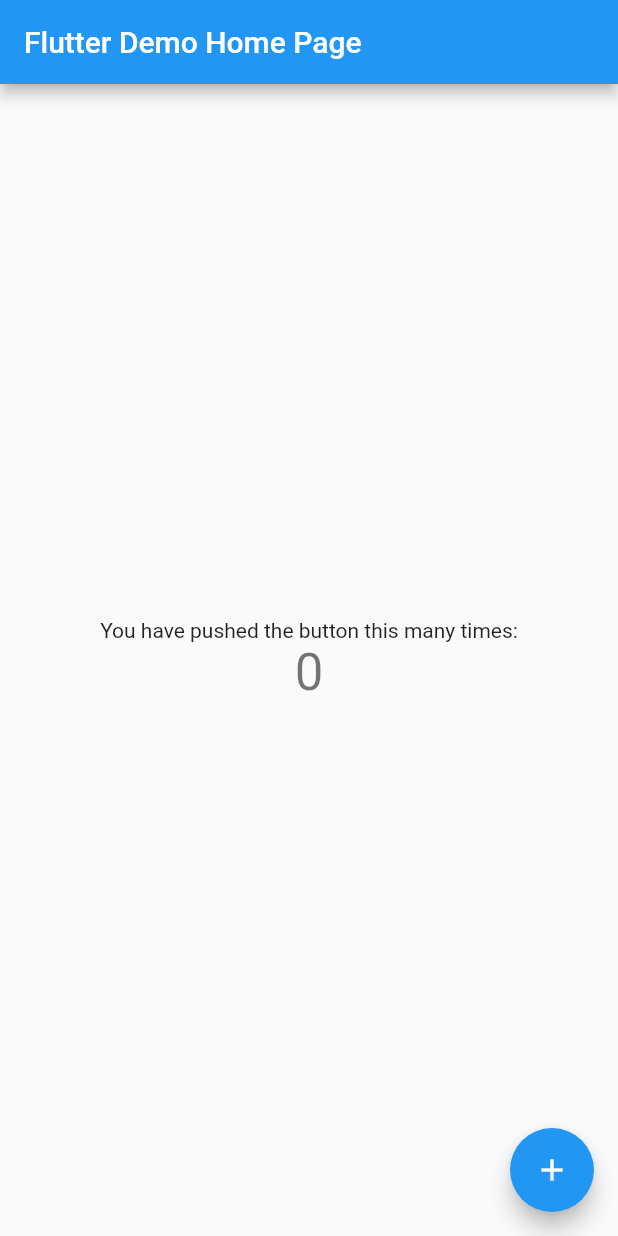
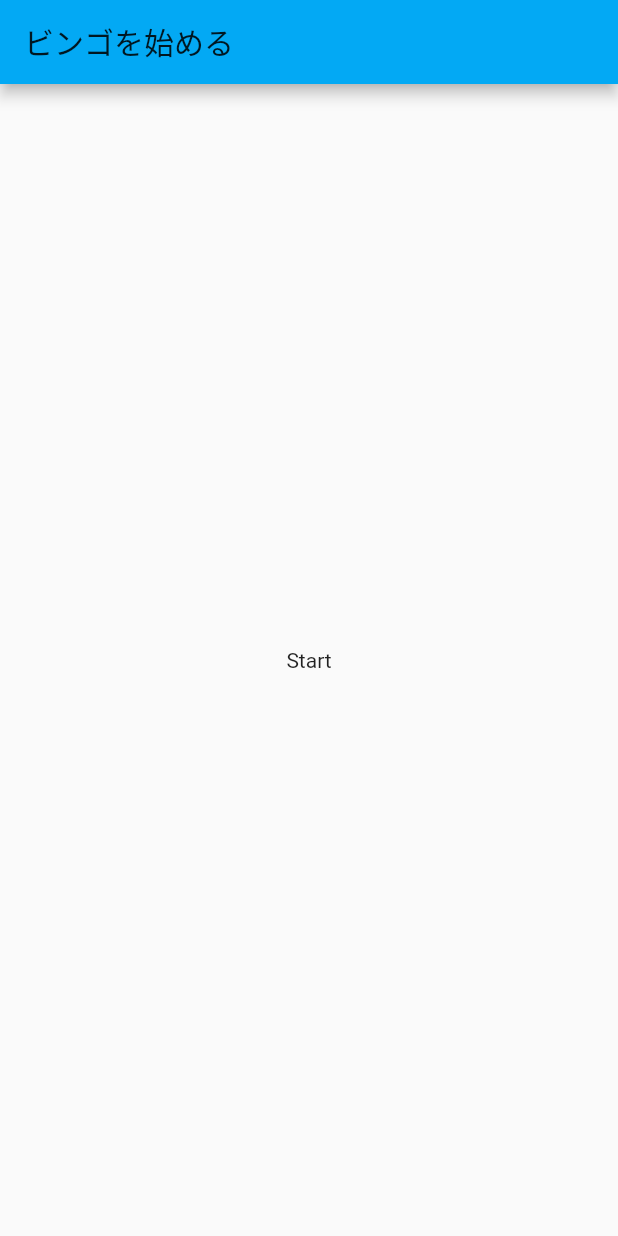
Before and after one commit to 0si43/bingo, a Flutter app: the screen it shows after launch, on a phone screen of 412 x 824 dp. Run offline on Flutter 3.47's test engine with Material 2 defaults, Android fonts, the phone set to English and light mode, and no system bars.

Commit message:
Hello World状態にした

```diff
--- a/lib/main.dart
+++ b/lib/main.dart
@@ -1,113 +1,35 @@
+// Copyright 2018 The Flutter team. All rights reserved.
+// Use of this source code is governed by a BSD-style license that can be
+// found in the LICENSE file.
+
 import 'package:flutter/material.dart';
 
-void main() {
-  runApp(MyApp());
-}
+void main() => runApp(MyApp());
 
 class MyApp extends StatelessWidget {
-  // This widget is the root of your application.
   @override
   Widget build(BuildContext context) {
     return MaterialApp(
-      title: 'Flutter Demo',
+      title: 'bingo',
       theme: ThemeData(
-        // This is the theme of your application.
-        //
-        // Try running your application with "flutter run". You'll see the
-        // application has a blue toolbar. Then, without quitting the app, try
-        // changing the primarySwatch below to Colors.green and then invoke
-        // "hot reload" (press "r" in the console where you ran "flutter run",
-        // or simply save your changes to "hot reload" in a Flutter IDE).
-        // Notice that the counter didn't reset back to zero; the application
-        // is not restarted.
-        primarySwatch: Colors.blue,
+        // Add the 3 lines from here...
+        primaryColor: Colors.lightBlue,
       ),
-      home: MyHomePage(title: 'Flutter Demo Home Page'),
+      home: StartWindow(),
     );
   }
 }
 
-class MyHomePage extends StatefulWidget {
-  MyHomePage({Key? key, required this.title}) : super(key: key);
-
-  // This widget is the home page of your application. It is stateful, meaning
-  // that it has a State object (defined below) that contains fields that affect
-  // how it looks.
-
-  // This class is the configuration for the state. It holds the values (in this
-  // case the title) provided by the parent (in this case the App widget) and
-  // used by the build method of the State. Fields in a Widget subclass are
-  // always marked "final".
-
-  final String title;
-
-  @override
-  _MyHomePageState createState() => _MyHomePageState();
-}
-
-class _MyHomePageState extends State<MyHomePage> {
-  int _counter = 0;
-
-  void _incrementCounter() {
-    setState(() {
-      // This call to setState tells the Flutter framework that something has
-      // changed in this State, which causes it to rerun the build method below
-      // so that the display can reflect the updated values. If we changed
-      // _counter without calling setState(), then the build method would not be
-      // called again, and so nothing would appear to happen.
-      _counter++;
-    });
-  }
-
+class StartWindow extends StatelessWidget {
   @override
   Widget build(BuildContext context) {
-    // This method is rerun every time setState is called, for instance as done
-    // by the _incrementCounter method above.
-    //
-    // The Flutter framework has been optimized to make rerunning build methods
-    // fast, so that you can just rebuild anything that needs updating rather
-    // than having to individually change instances of widgets.
     return Scaffold(
       appBar: AppBar(
-        // Here we take the value from the MyHomePage object that was created by
-        // the App.build method, and use it to set our appbar title.
-        title: Text(widget.title),
+        title: Text("ビンゴを始める"),
       ),
       body: Center(
-        // Center is a layout widget. It takes a single child and positions it
-        // in the middle of the parent.
-        child: Column(
-          // Column is also a layout widget. It takes a list of children and
-          // arranges them vertically. By default, it sizes itself to fit its
-          // children horizontally, and tries to be as tall as its parent.
-          //
-          // Invoke "debug painting" (press "p" in the console, choose the
-          // "Toggle Debug Paint" action from the Flutter Inspector in Android
-          // Studio, or the "Toggle Debug Paint" command in Visual Studio Code)
-          // to see the wireframe for each widget.
-          //
-          // Column has various properties to control how it sizes itself and
-          // how it positions its children. Here we use mainAxisAlignment to
-          // center the children vertically; the main axis here is the vertical
-          // axis because Columns are vertical (the cross axis would be
-          // horizontal).
-          mainAxisAlignment: MainAxisAlignment.center,
-          children: <Widget>[
-            Text(
-              'You have pushed the button this many times:',
-            ),
-            Text(
-              '$_counter',
-              style: Theme.of(context).textTheme.headline4,
-            ),
-          ],
-        ),
+        child: Text('Start'),
       ),
-      floatingActionButton: FloatingActionButton(
-        onPressed: _incrementCounter,
-        tooltip: 'Increment',
-        child: Icon(Icons.add),
-      ), // This trailing comma makes auto-formatting nicer for build methods.
     );
   }
 }
```
